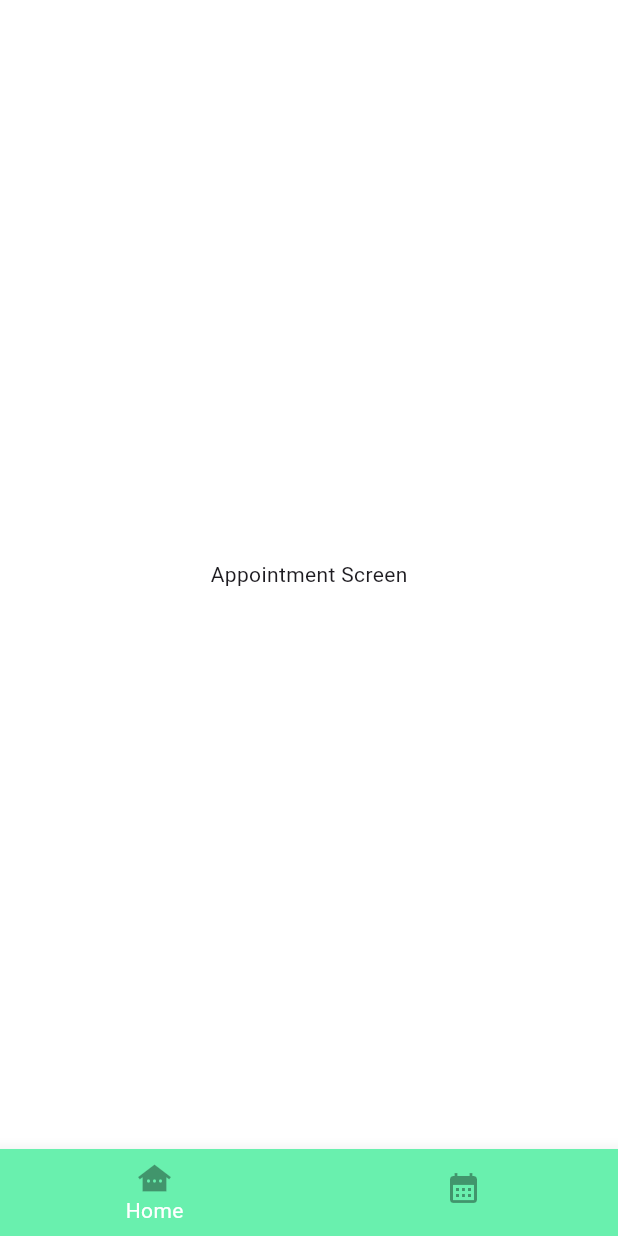
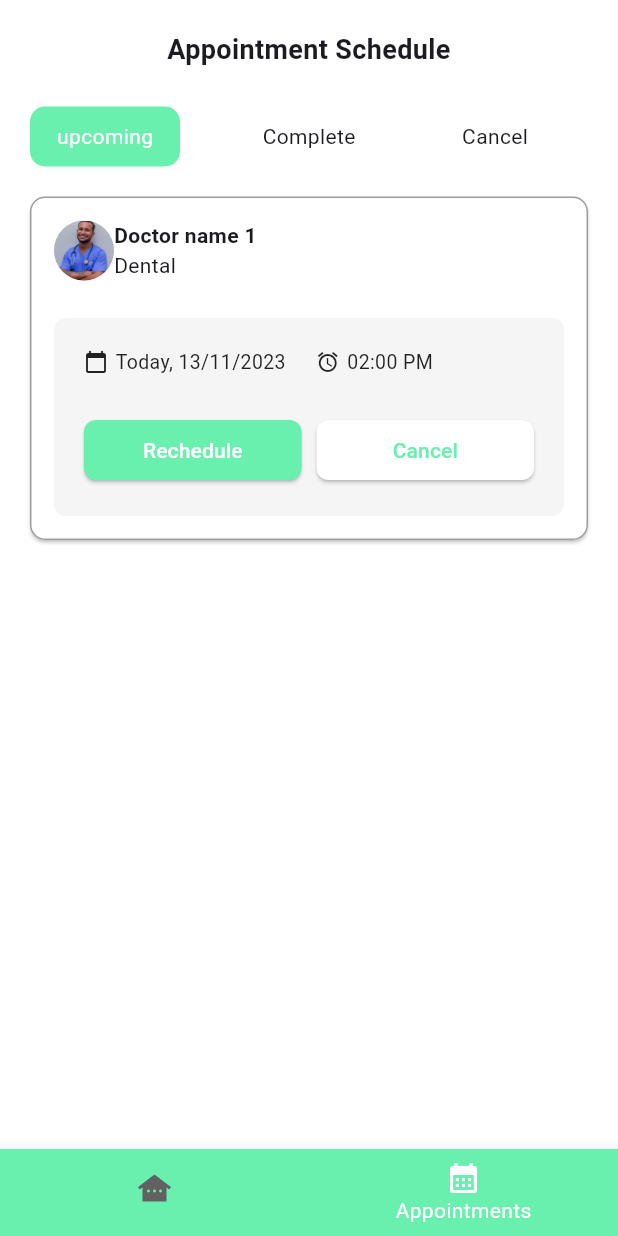
Before and after one commit to HanhDo97/doctor_appointment_app, a Flutter app: the MainLayout screen opened by its route, swiped to page 2, on a phone screen of 412 x 824 dp. Run offline on Flutter 3.47's test engine with Material 2 defaults, Android fonts, the light colour scheme and no system bars; our stand-ins replace table_calendar; missing offline and left inert: dart:ffi.

Commit message:
Cập nhật

```diff
--- a/lib/layouts/main_layout.dart
+++ b/lib/layouts/main_layout.dart
@@ -11,10 +11,11 @@ class MainLayout extends StatefulWidget {
 }
 
 class _MainLayoutState extends State<MainLayout> {
+  int _currentPage = 0;
+  final PageController _page = PageController();
+
   @override
   Widget build(BuildContext context) {
-    int _currentPage = 0;
-    final PageController _page = PageController();
     return Scaffold(
       body: PageView(
         controller: _page,
@@ -26,6 +27,7 @@ class _MainLayoutState extends State<MainLayout> {
         children: const [HomeScreen(), AppointmentScreen()],
       ),
       bottomNavigationBar: BottomNavigationBar(
+        selectedItemColor: Colors.white,
         currentIndex: _currentPage,
         onTap: (page) {
           setState(() {
@@ -37,11 +39,15 @@ class _MainLayoutState extends State<MainLayout> {
         },
         items: [
           BottomNavigationBarItem(
-            icon: const Icon(Icons.other_houses, color: Colors.black38,),
+            icon: const Icon(
+              Icons.other_houses
+            ),
             label: Lang.enText['homeTLayoutText'] ?? 'Home',
           ),
           BottomNavigationBarItem(
-            icon: const Icon(Icons.calendar_month, color: Colors.black38,),
+            icon: const Icon(
+              Icons.calendar_month,
+            ),
             label: Lang.enText['appointmentLayoutText'] ?? 'Apointments',
           )
         ],
--- a/lib/screens/appointment_screen.dart
+++ b/lib/screens/appointment_screen.dart
@@ -1,15 +1,170 @@
+import 'package:doctor_appointment/config/const.dart';
+import 'package:doctor_appointment/widgets/appointment/schedule_appointment_widget.dart';
 import 'package:flutter/material.dart';
 
 class AppointmentScreen extends StatefulWidget {
-  const AppointmentScreen({super.key});
+  const AppointmentScreen({Key? key}) : super(key: key);
 
   @override
   State<AppointmentScreen> createState() => _AppointmentScreenState();
 }
 
+enum FilterStatus { upcoming, complete, cancel }
+
 class _AppointmentScreenState extends State<AppointmentScreen> {
+  FilterStatus status = FilterStatus.upcoming;
+  Alignment _alignment = Alignment.centerLeft;
+
   @override
   Widget build(BuildContext context) {
-    return const Center(child: Text("Appointment Screen"));
+    List<dynamic> schedules = [
+      {
+        "doctor_name": "Doctor name 1",
+        "doctor_profile": "assets/images/doctor_2.jpg",
+        "category": "Dental",
+        "status": FilterStatus.upcoming,
+      },
+      {
+        "doctor_name": "Doctor name 2",
+        "doctor_profile": "assets/images/doctor_3.jpg",
+        "category": "Cardiology",
+        "status": FilterStatus.complete,
+      },
+      {
+        "doctor_name": "Doctor name 3",
+        "doctor_profile": "assets/images/doctor_4.jpg",
+        "category": "Respiration",
+        "status": FilterStatus.complete,
+      },
+      {
+        "doctor_name": "Doctor name 4",
+        "doctor_profile": "assets/images/doctor_5.jpg",
+        "category": "General",
+        "status": FilterStatus.cancel,
+      }
+    ];
+    List<dynamic> filterSchedule = schedules.where((var schedule) {
+      return schedule['status'] == status;
+    }).toList();
+    return SafeArea(
+      child: Padding(
+        padding: const EdgeInsets.only(left: 20, top: 20, right: 20),
+        child: Column(
+          children: [
+            Text(
+              'Appointment Schedule',
+              textAlign: TextAlign.center,
+              style: TextStyle(fontSize: 18, fontWeight: FontWeight.bold),
+            ),
+            Const.spaceSmall,
+            buildFilterStack(),
+            Expanded(
+                child: ListView.builder(
+              itemCount: filterSchedule.length,
+              itemBuilder: (context, index) {
+                var _schedule = filterSchedule[index];
+                return Card(
+                  color: Color.fromARGB(255, 255, 255, 255),
+                  shape: RoundedRectangleBorder(
+                    side: BorderSide(color: Colors.grey),
+                    borderRadius: BorderRadius.circular(10),
+                  ),
+                  margin: EdgeInsets.only(top: 20),
+                  child: Padding(
+                    padding: EdgeInsets.all(16),
+                    child: Column(
+                      children: [
+                        Row(
+                          children: [
+                            CircleAvatar(
+                              backgroundImage:
+                                  AssetImage(_schedule['doctor_profile']),
+                            ),
+                            Column(
+                              crossAxisAlignment: CrossAxisAlignment.start,
+                              children: [
+                                Text(
+                                  _schedule['doctor_name'] ?? 'Doctor Name',
+                                  style: TextStyle(fontWeight: FontWeight.bold),
+                                ),
+                                Text(_schedule['category'] ?? 'Doctor category')
+                              ],
+                            )
+                          ],
+                        ),
+                        Const.spaceSmall,
+                        ScheduleAppointmentWidget()
+                      ],
+                    ),
+                  ),
+                );
+              },
+            ))
+          ],
+        ),
+      ),
+    );
+  }
+
+  Widget buildFilterStack() {
+    String capitalize(String s) {
+      if (s == null || s.isEmpty) {
+        return s;
+      }
+      return s[0].toUpperCase() + s.substring(1);
+    }
+
+    return Stack(
+      children: [
+        Container(
+          width: Const.mediaWidth,
+          height: 40,
+          decoration: BoxDecoration(
+            color: Colors.white,
+          ),
+          child: Row(
+            children: [
+              for (FilterStatus filterStatus in FilterStatus.values)
+                Expanded(
+                  child: GestureDetector(
+                    onTap: () {
+                      setState(() {
+                        if (filterStatus == FilterStatus.upcoming) {
+                          status = FilterStatus.upcoming;
+                          _alignment = Alignment.centerLeft;
+                        } else if (filterStatus == FilterStatus.complete) {
+                          status = FilterStatus.complete;
+                          _alignment = Alignment.center;
+                        } else if (filterStatus == FilterStatus.cancel) {
+                          status = FilterStatus.cancel;
+                          _alignment = Alignment.centerRight;
+                        }
+                      });
+                    },
+                    child: Center(child: Text(capitalize(filterStatus.name))),
+                  ),
+                ),
+            ],
+          ),
+        ),
+        AnimatedAlign(
+          alignment: _alignment,
+          duration: const Duration(milliseconds: 200),
+          child: Container(
+            width: 100,
+            height: 40,
+            decoration: BoxDecoration(
+                color: Const.primaryColor,
+                borderRadius: BorderRadius.circular(10)),
+            child: Center(
+              child: Text(
+                status.name,
+                style: TextStyle(color: Colors.white),
+              ),
+            ),
+          ),
+        )
+      ],
+    );
   }
 }
--- /dev/null
+++ b/lib/widgets/appointment/schedule_appointment_widget.dart
@@ -0,0 +1,78 @@
+import 'package:doctor_appointment/config/const.dart';
+import 'package:doctor_appointment/config/lang.dart';
+import 'package:flutter/material.dart';
+
+class ScheduleAppointmentWidget extends StatelessWidget {
+  const ScheduleAppointmentWidget({super.key});
+
+  @override
+  Widget build(BuildContext context) {
+    return Container(
+      width: double.infinity,
+      decoration: BoxDecoration(
+        color: Colors.grey.shade100,
+        borderRadius: BorderRadius.circular(8),
+      ),
+      child: Padding(
+        padding: const EdgeInsets.all(20.0),
+        child: Column(
+          children: [
+            const Row(
+              crossAxisAlignment: CrossAxisAlignment.center,
+              children: [
+                Icon(
+                  Icons.calendar_today,
+                  color: Colors.black87,
+                  size: 16,
+                ),
+                SizedBox(width: 5),
+                Text(
+                  'Today, 13/11/2023',
+                  style: TextStyle(color: Colors.black87, fontSize: 13),
+                ),
+                SizedBox(
+                  width: 20,
+                ),
+                Icon(
+                  Icons.access_alarm,
+                  color: Colors.black87,
+                  size: 16,
+                ),
+                SizedBox(width: 5),
+                Text(
+                  '02:00 PM',
+                  style: TextStyle(fontSize: 13, color: Colors.black87),
+                )
+              ],
+            ),
+            Const.spaceSmall,
+            Row(
+              children: [
+                Expanded(
+                  child: ElevatedButton(
+                    style: ElevatedButton.styleFrom(
+                        backgroundColor: Const.primaryColor),
+                    onPressed: () {},
+                    child: Text(Lang.enText['reScheduleText'] ?? "Rechedule"),
+                  ),
+                ),
+                const SizedBox(width: 10),
+                Expanded(
+                  child: ElevatedButton(
+                    style:
+                        ElevatedButton.styleFrom(backgroundColor: Colors.white),
+                    onPressed: () {},
+                    child: Text(
+                      Lang.enText['cancelText'] ?? "Cancel",
+                      style: TextStyle(color: Const.primaryColor),
+                    ),
+                  ),
+                )
+              ],
+            )
+          ],
+        ),
+      ),
+    );
+  }
+}
--- a/lib/widgets/home/top_doctor_widget.dart
+++ b/lib/widgets/home/top_doctor_widget.dart
@@ -67,7 +67,7 @@ class TopDoctorWidget extends StatelessWidget {
         ),
       ),
       onTap: () {
-        print('something');
+        Navigator.of(context).pushNamed('doctor_detail');
       },
     );
   }
--- a/pubspec.yaml
+++ b/pubspec.yaml
@@ -35,6 +35,7 @@ dependencies:
   # The following adds the Cupertino Icons font to your application.
   # Use with the CupertinoIcons class for iOS style icons.
   cupertino_icons: ^1.0.2
+  table_calendar: ^3.0.9
 
 dev_dependencies:
   flutter_test:
```
Also changed, not shown: lib/main.dart (+14 -6 lines), lib/screens/booking_screen.dart (added, +145 -0 lines), lib/screens/detail_screen.dart (added, +70 -0 lines), lib/widgets/booking/booking_app_bar.dart (added, +41 -0 lines), lib/widgets/detail/about_doctor_widget.dart (added, +42 -0 lines), lib/widgets/detail/detail_app_bar.dart (added, +54 -0 lines), lib/widgets/detail/doctor_achievement_widget.dart (added, +63 -0 lines), lib/widgets/detail/doctor_instroduction_widget.dart (added, +29 -0 lines).
